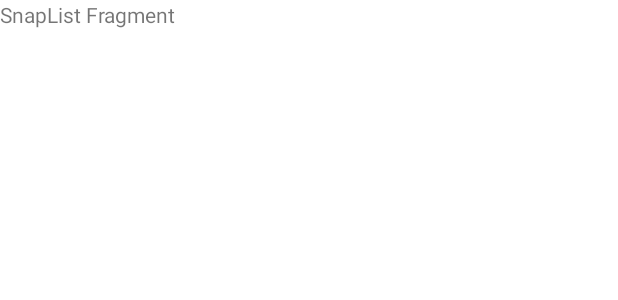
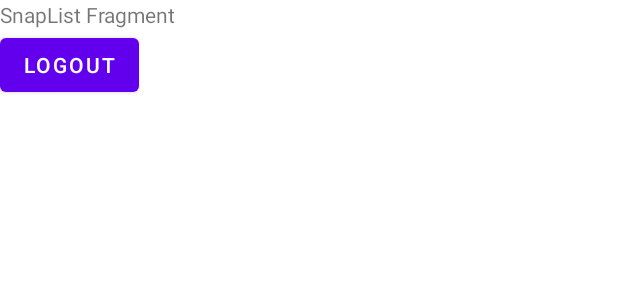
Before and after one commit to norppa/SnapListApp, an Android app: the layout fragment_snap_list.xml on its own in the app's theme, with its tools: preview values and no code run, on a phone screen of 412 x 824 dp. Shown: the top 300 px of the screen. Run offline under Robolectric (Android 15) with nearby library versions, the light colour scheme and no system bars; network calls fail.

Commit message:
login/logout works

```diff
--- a/app/build.gradle
+++ b/app/build.gradle
@@ -45,4 +45,5 @@ dependencies {
     testImplementation 'junit:junit:4.+'
     androidTestImplementation 'androidx.test.ext:junit:1.1.3'
     androidTestImplementation 'androidx.test.espresso:espresso-core:3.4.0'
+    implementation 'com.android.volley:volley:1.2.0'
 }
--- a/app/src/main/AndroidManifest.xml
+++ b/app/src/main/AndroidManifest.xml
@@ -1,6 +1,8 @@
 <?xml version="1.0" encoding="utf-8"?>
 <manifest xmlns:android="http://schemas.android.com/apk/res/android"
     package="com.ducksoup.snaplist">
+
+    <uses-permission android:name="android.permission.INTERNET" />
 
     <application
         android:allowBackup="true"
--- a/app/src/main/res/layout/fragment_snap_list.xml
+++ b/app/src/main/res/layout/fragment_snap_list.xml
@@ -1,14 +1,21 @@
 <?xml version="1.0" encoding="utf-8"?>
-<FrameLayout xmlns:android="http://schemas.android.com/apk/res/android"
+<LinearLayout xmlns:android="http://schemas.android.com/apk/res/android"
     xmlns:tools="http://schemas.android.com/tools"
     android:layout_width="match_parent"
     android:layout_height="match_parent"
-    tools:context=".SnapListFragment">
+    tools:context=".SnapListFragment"
+    android:orientation="vertical">
 
     <!-- TODO: Update blank fragment layout -->
     <TextView
         android:layout_width="match_parent"
-        android:layout_height="match_parent"
+        android:layout_height="wrap_content"
         android:text="SnapList Fragment" />
 
-</FrameLayout>
+    <Button
+        android:id="@+id/button"
+        android:layout_width="wrap_content"
+        android:layout_height="wrap_content"
+        android:text="LOGOUT" />
+
+</LinearLayout>
```
Also changed, not shown: app/src/main/java/com/ducksoup/snaplist/API.kt (added, +31 -0 lines), app/src/main/java/com/ducksoup/snaplist/LoginFragment.kt (+35 -0 lines), app/src/main/java/com/ducksoup/snaplist/SnapListFragment.kt (+8 -0 lines).
